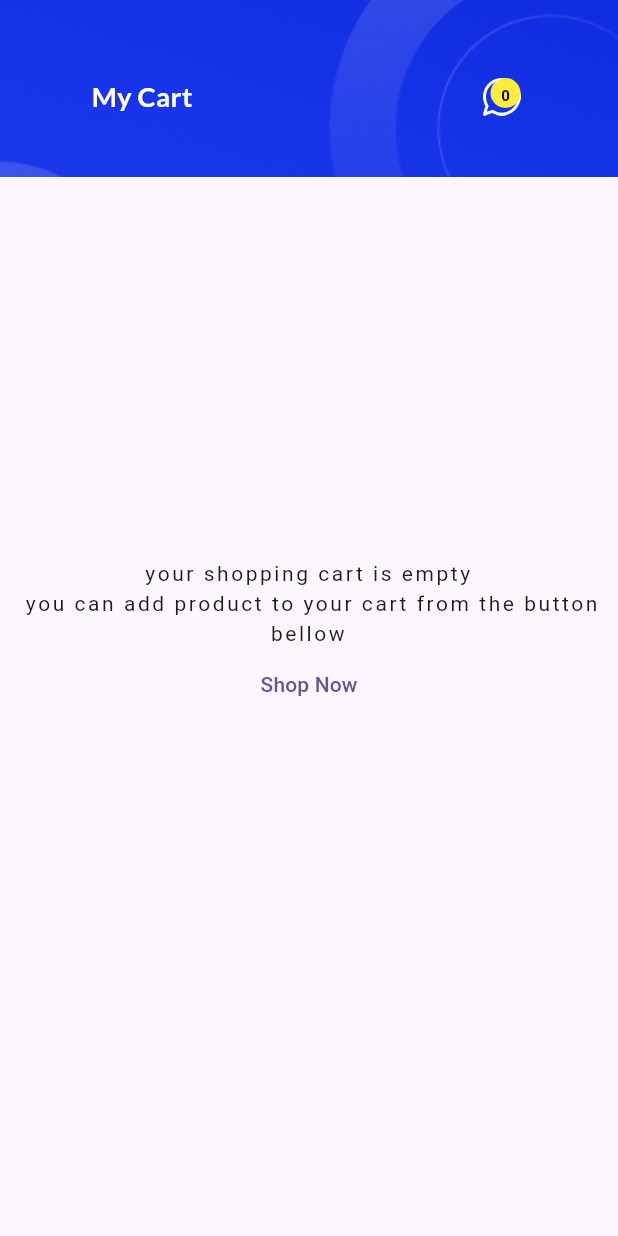
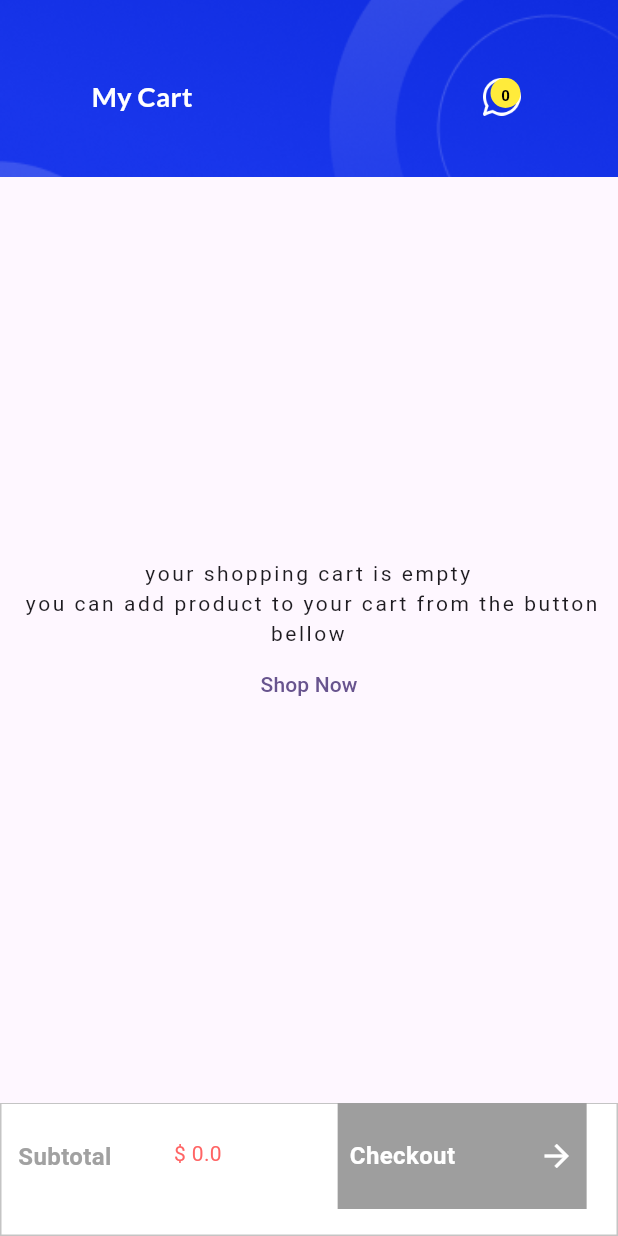
Before and after one commit to Guptashubham789/user-store-app, a Flutter app: the CartScreen screen opened directly, on a phone screen of 412 x 824 dp. Run offline on Flutter 3.47's test engine with Material 3 defaults, Android fonts, the phone set to English and light mode, and no system bars; our stand-ins replace flutter_riverpod, google_fonts, shared_preferences; accounts and stored records are empty.

```diff
--- a/lib/views/screens/nav_screens/cart_screen.dart
+++ b/lib/views/screens/nav_screens/cart_screen.dart
@@ -3,6 +3,7 @@ import 'package:flutter/material.dart';
 import 'package:flutter_riverpod/flutter_riverpod.dart';
 import 'package:google_fonts/google_fonts.dart';
 import 'package:store_app/provider/cart_provider.dart';
+import 'package:store_app/views/screens/detail/screens/checkout_screen.dart';
 import 'package:store_app/views/screens/main_screen.dart';
 
 class CartScreen extends ConsumerStatefulWidget {
@@ -18,6 +19,7 @@ class _CartScreenState extends ConsumerState<CartScreen> {
 
     final _cartData=ref.watch(cartProvider);//watch : to desplay item
     final _cartProvider=ref.read(cartProvider.notifier);
+    final totalAmount=ref.read(cartProvider.notifier).calculateTotalAmount();
     return Scaffold(
       appBar: PreferredSize(preferredSize: Size.fromHeight(MediaQuery.of(context).size.height*0.20),
           child: Container(
@@ -235,8 +237,80 @@ class _CartScreenState extends ConsumerState<CartScreen> {
         width: 416,
         height: 89,
         clipBehavior: Clip.hardEdge,
-        decoration: BoxDecoration(
-
+        decoration:const BoxDecoration(),
+        child: Stack(
+          clipBehavior: Clip.none,
+          children: [
+            Align(
+              alignment: Alignment.center,
+              child: Container(
+                width: 416,
+                height: 89,
+                clipBehavior: Clip.hardEdge,
+                decoration: BoxDecoration(
+                  color: Colors.white,
+                  border: Border.all(
+                    color: Color(0xFFC4C4C4,),
+                  ),
+                ),
+              ),
+            ),
+            Align(
+              alignment: Alignment(-0.93, -0.26),
+              child: Text('Subtotal ',
+              style: GoogleFonts.roboto(
+                fontSize: 16,
+                fontWeight: FontWeight.bold,
+                color: Color(0xFFA1A1A1,),
+              ),
+              ),
+            ),
+            Align(
+              alignment: Alignment(-0.39, -0.31),
+              child: Text("\$ ${totalAmount.toString()}",
+              style: GoogleFonts.roboto(
+                color: Color(0xFFFF6464,),
+              ),),
+            ),
+            Align(
+              alignment: Alignment(0.83, -1),
+              child: InkWell(
+                onTap: (){
+                  Navigator.push(context, MaterialPageRoute(builder: (context){
+                    return CheckoutScreen();
+                  }));
+                },
+                child: Container(
+                  width: 166,
+                  height: 71,
+                  clipBehavior: Clip.hardEdge,
+                  decoration: BoxDecoration(
+                    color:totalAmount==0.0?Colors.grey: const Color(0xFF1532E7,),
+                  ),
+                  child: Center(
+                    child: Row(
+                      mainAxisAlignment: MainAxisAlignment.spaceBetween,
+                      children: [
+                        Padding(
+                          padding: const EdgeInsets.all(8.0),
+                          child: Text("Checkout",style: GoogleFonts.roboto(
+                            color: Colors.white,
+                            fontSize: 16,
+                            fontWeight: FontWeight.bold,
+                          ),
+                          ),
+                        ),
+                        Padding(
+                          padding: const EdgeInsets.all(8.0),
+                          child: Icon(Icons.arrow_forward,color: Colors.white,),
+                        )
+                      ],
+                    ),
+                  ),
+                ),
+              ),
+            )
+          ],
         ),
       ),
     );
```
Also changed, not shown: lib/views/screens/detail/screens/checkout_screen.dart (added, +319 -0 lines).
